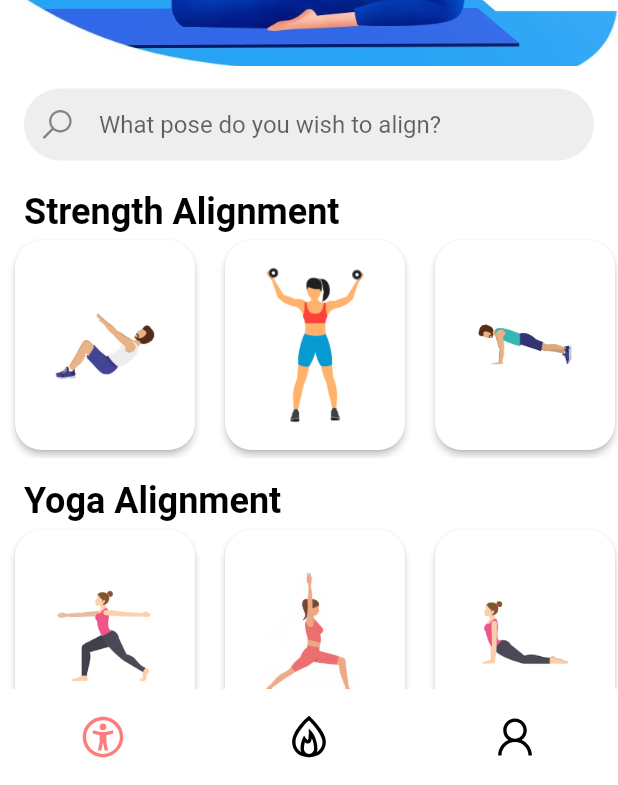
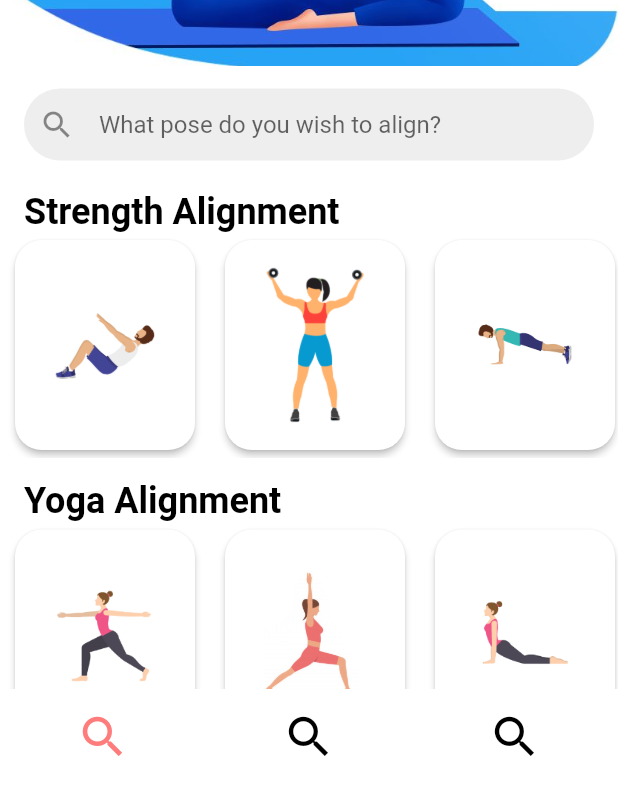
Before and after one commit to biju-borah/neura_fit, a Flutter app: the screen it shows after launch, on a phone screen of 412 x 824 dp. Shown: the part 448-1233 px from the top of the screen. Run offline on Flutter 3.47's test engine with Material 2 defaults, Android fonts, the phone set to English and light mode, and no system bars; our stand-ins replace camera; missing offline and left inert: tflite.

Commit message:
final code

```diff
--- a/lib/home_screen.dart
+++ b/lib/home_screen.dart
@@ -1,6 +1,5 @@
 import 'package:neura_fit/main.dart';
 import 'package:flutter/material.dart';
-import 'package:line_awesome_flutter/line_awesome_flutter.dart';
 import 'package:camera/camera.dart';
 
 import 'main_screen.dart';
@@ -42,17 +41,17 @@ class _HomeScreenState extends State<HomeScreen> {
         items: const <BottomNavigationBarItem>[
           BottomNavigationBarItem(
             backgroundColor: Colors.white,
-            icon: Icon(LineAwesomeIcons.universal_access),
+            icon: Icon(Icons.search),
             label: 'Align',
           ),
           BottomNavigationBarItem(
             backgroundColor: Colors.white,
-            icon: Icon(LineAwesomeIcons.burn),
+            icon: Icon(Icons.search),
             label: 'Workout',
           ),
           BottomNavigationBarItem(
             backgroundColor: Colors.white,
-            icon: Icon(LineAwesomeIcons.user),
+            icon: Icon(Icons.search),
             label: 'Profile',
           ),
         ],
--- a/lib/main.dart
+++ b/lib/main.dart
@@ -22,6 +22,7 @@ class MyApp extends StatelessWidget {
   Widget build(BuildContext context) {
     return MaterialApp(
       home: HomeScreen(cameras!),
+      debugShowCheckedModeBanner: false,
       //home: MainScreen(cameras),
       routes: {
         MainScreen.id: (context) => MainScreen(cameras!),
--- a/lib/widgets/search_bar.dart
+++ b/lib/widgets/search_bar.dart
@@ -1,5 +1,4 @@
 import 'package:flutter/material.dart';
-import 'package:line_awesome_flutter/line_awesome_flutter.dart';
 
 class SearchBar extends StatelessWidget {
   String description;
@@ -17,7 +16,7 @@ class SearchBar extends StatelessWidget {
       child: TextField(
         decoration: InputDecoration(
           hintText: description,
-          icon: Icon(LineAwesomeIcons.search),
+          icon: Icon(Icons.search),
           border: InputBorder.none,
         ),
       ),
--- a/pubspec.yaml
+++ b/pubspec.yaml
@@ -19,7 +19,7 @@ publish_to: 'none' # Remove this line if you wish to publish to pub.dev
 version: 1.0.0+1
 
 environment:
-  sdk: '>=2.19.2 <3.0.0'
+  sdk: '>=2.12.0 <3.0.0'
 
 # Dependencies specify other packages that your package needs in order to work.
 # To automatically upgrade your package dependencies to the latest versions
@@ -35,10 +35,9 @@ dependencies:
   # The following adds the Cupertino Icons font to your application.
   # Use with the CupertinoIcons class for iOS style icons.
   cupertino_icons: ^1.0.2
-  camera: ^0.5.8+11
+  camera: 0.9.2+2
   tflite: ^1.1.1
   font_awesome_flutter: ^8.10.0
-  line_awesome_flutter: ^1.0.1
 
 
 dev_dependencies:
@@ -50,7 +49,6 @@ dev_dependencies:
   # activated in the `analysis_options.yaml` file located at the root of your
   # package. See that file for information about deactivating specific lint
   # rules and activating additional ones.
-  flutter_lints: ^2.0.0
 
 # For information on the generic Dart part of this file, see the
 # following page: https://dart.dev/tools/pub/pubspec
```
Also changed, not shown: lib/services/camera.dart (+2 -8 lines), pubspec.lock, 5 other files.
